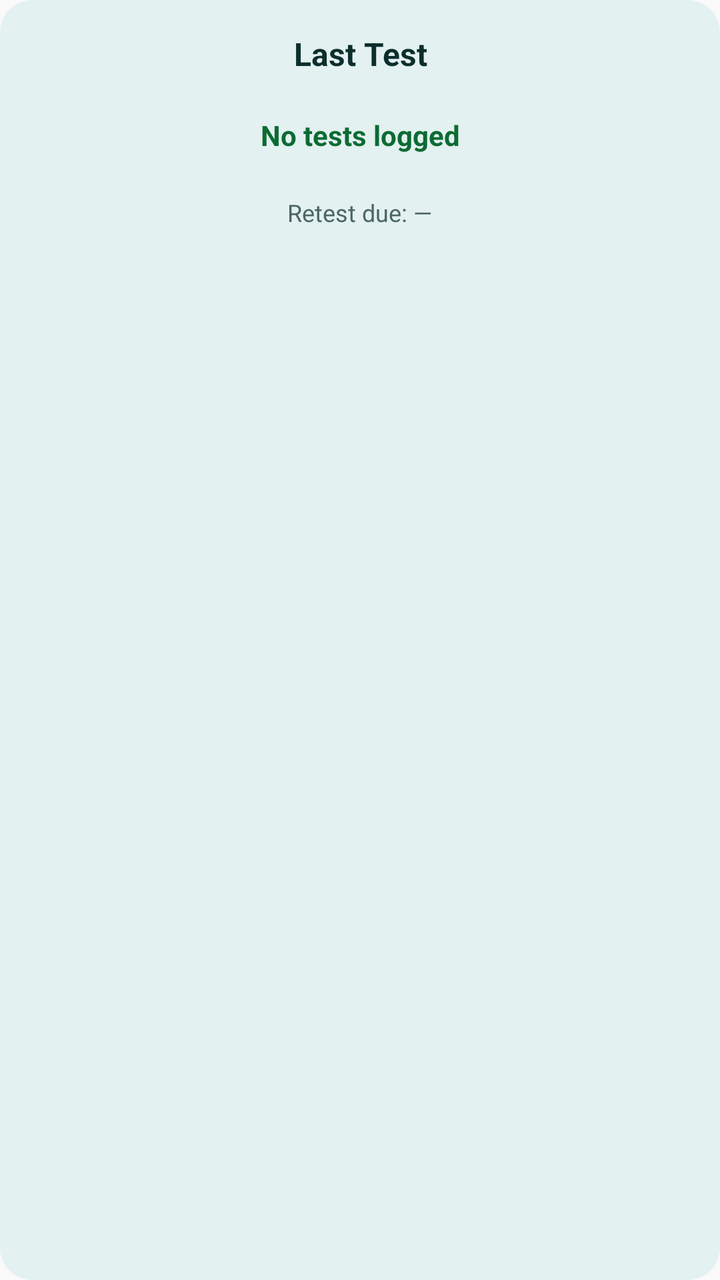
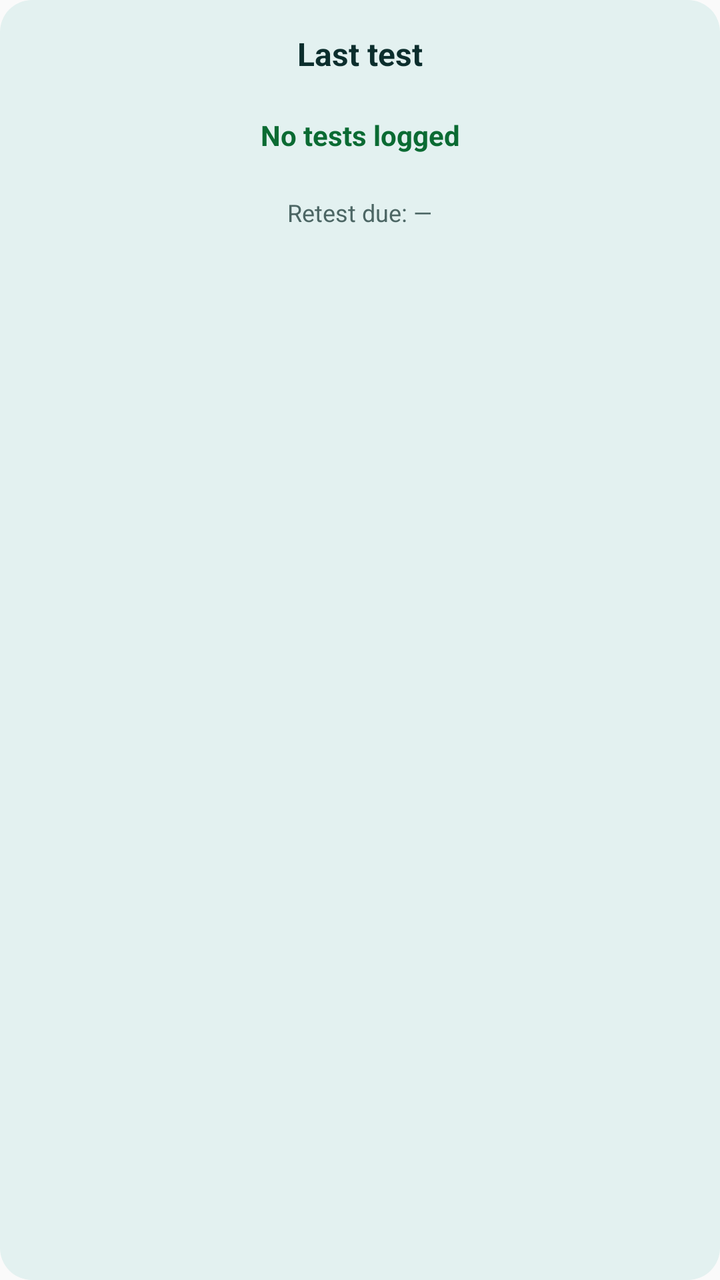

The first picture is an Android layout as it rendered before a commit; the second is the same layout after the commit. The layout source and the unified diff follow.
<!-- AndroidManifest.xml: application theme AppTheme -->
<!-- res/layout/test_widget.xml -->
<?xml version="1.0" encoding="utf-8"?>
<FrameLayout xmlns:android="http://schemas.android.com/apk/res/android" android:id="@+id/widget_root" android:layout_width="match_parent" android:layout_height="match_parent" android:padding="16dp" android:background="@drawable/widget_background">

    <TextView
        android:id="@+id/widget_test_title"
        android:layout_width="match_parent"
        android:layout_height="wrap_content"
        android:layout_gravity="top|center_horizontal"
        android:gravity="center"
        android:text="Last Test"
        android:textSize="16sp"
        android:textColor="@color/widget_text_primary"
        android:textStyle="bold"
        android:maxLines="1"
        android:ellipsize="end"
        android:breakStrategy="simple"
        android:autoSizeTextType="uniform"
        android:autoSizeMinTextSize="12sp"
        android:autoSizeMaxTextSize="16sp"
        android:autoSizeStepGranularity="1sp" />

    <TextView
        android:id="@+id/widget_last_test"
        android:layout_width="match_parent"
        android:layout_height="wrap_content"
        android:gravity="center"
        android:layout_gravity="top|center_horizontal"
        android:layout_marginTop="42dp"
        android:text="No tests logged"
        android:textSize="14sp"
        android:textColor="@color/widget_good"
        android:textStyle="bold"
        android:maxLines="2"
        android:ellipsize="end"
        android:breakStrategy="simple"
        android:autoSizeTextType="uniform"
        android:autoSizeMinTextSize="12sp"
        android:autoSizeMaxTextSize="14sp"
        android:autoSizeStepGranularity="1sp" />

    
    <TextView
        android:id="@+id/widget_retest_due"
        android:layout_width="wrap_content"
        android:layout_height="wrap_content"
        android:layout_gravity="top|center_horizontal"
        android:layout_marginTop="82dp"
        android:text="Retest due: —"
        android:textSize="12sp"
        android:textColor="@color/widget_text_muted"
        android:maxLines="2"
        android:ellipsize="end"
        android:breakStrategy="simple" />

</FrameLayout>
<!-- resources referenced by this layout -->
<resources>
  <color name="widget_good">#0B6B33</color>
  <color name="widget_text_muted">#4C6664</color>
  <color name="widget_text_primary">#0C2E2D</color>
  <!-- drawable widget_background (drawable) -->
  <?xml version="1.0" encoding="utf-8"?>
  <shape xmlns:android="http://schemas.android.com/apk/res/android"
      android:shape="rectangle">
      <solid android:color="@color/widget_bg" />
      <corners android:radius="16dp" />
  </shape>
  <style name="AppTheme" parent="Theme.AppCompat.Light.DarkActionBar">
          
          <item name="colorPrimary">@color/colorPrimary</item>
          <item name="colorPrimaryDark">@color/colorPrimaryDark</item>
          <item name="colorAccent">@color/colorAccent</item>
          <item name="android:statusBarColor">@android:color/transparent</item>
          <item name="android:navigationBarColor">@android:color/transparent</item>
      </style>
  <color name="widget_bg">#E3F1F0</color>
</resources>

<!-- the commit's change to res/layout/test_widget.xml (unified diff, before → after) -->
@@ -7,7 +7,7 @@
         android:layout_height="wrap_content"
         android:layout_gravity="top|center_horizontal"
         android:gravity="center"
-        android:text="Last Test"
+        android:text="Last test"
         android:textSize="16sp"
         android:textColor="@color/widget_text_primary"
         android:textStyle="bold"
